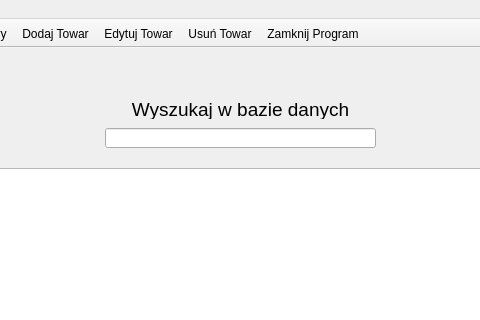
Old version of the form app/mainwindow.ui in the repository Cielako/GIMS; both pictures show x 145 to 625 and y 0 to 320 of the 800 by 600 pixel window.
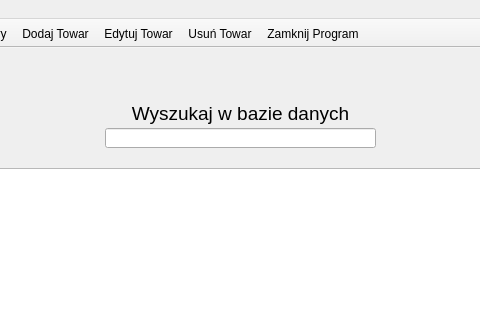
New version of the form. Icons and pictures are not drawn.

```diff
--- a/app/mainwindow.ui
+++ b/app/mainwindow.ui
@@ -40,7 +40,7 @@
       <x>270</x>
       <y>50</y>
       <width>231</width>
-      <height>21</height>
+      <height>31</height>
      </rect>
     </property>
     <property name="text">
```
